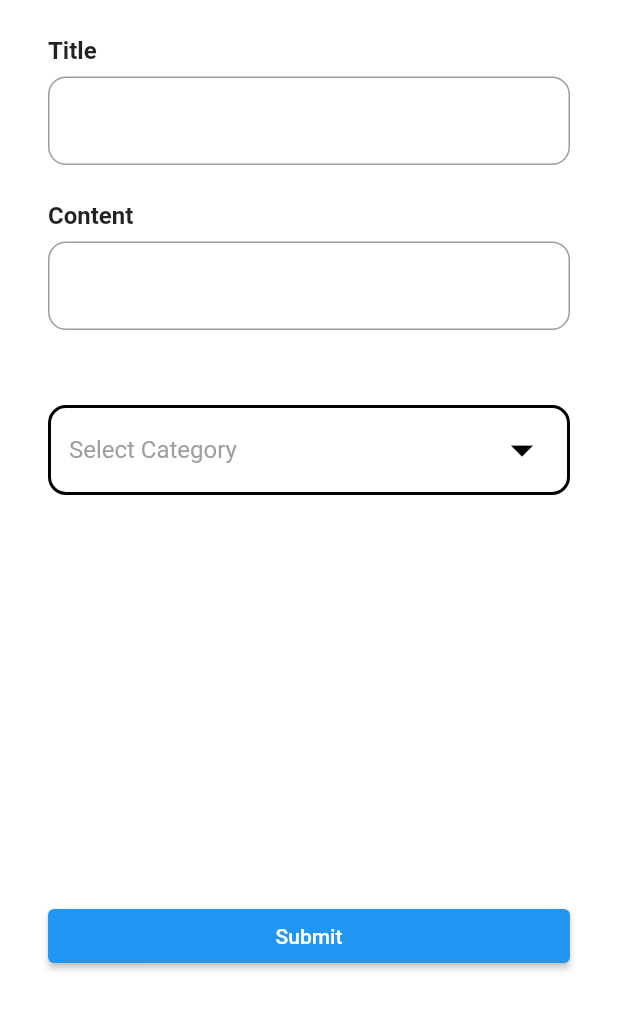
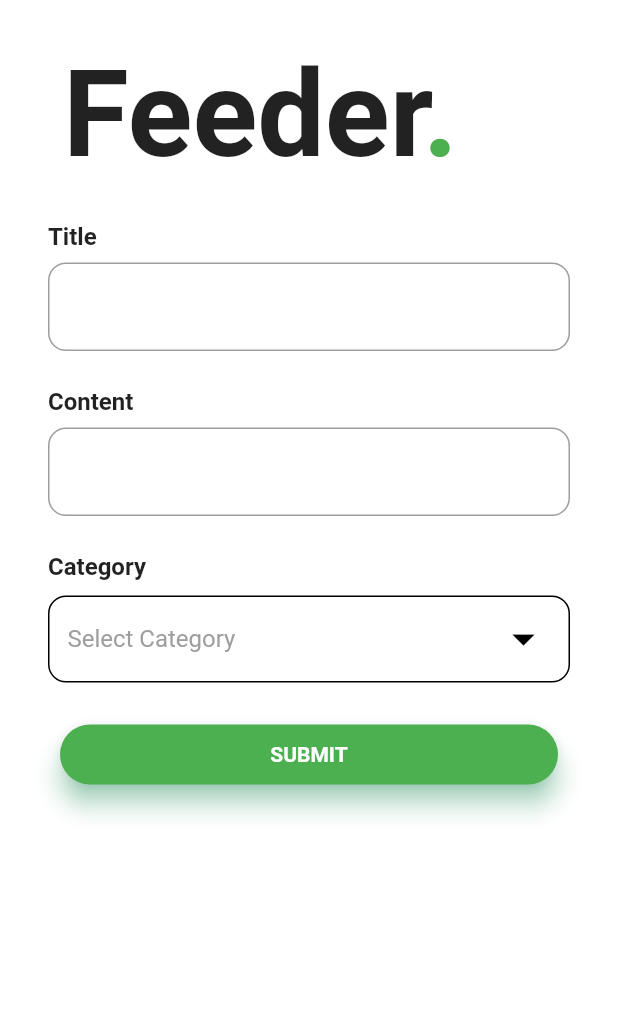
Before and after one commit to betaoverflow/donna, a Flutter app: the FormPage screen opened directly, on a phone screen of 412 x 824 dp. Shown: the top 1010 px of the screen. Run offline on Flutter 3.47's test engine with Material 2 defaults, Android fonts, the phone set to English and light mode, and no system bars; our stand-ins replace animated_theme_switcher, bubble_bottom_bar, cloud_firestore, firebase_auth, firebase_core, flutter_tts; accounts and stored records are empty; network calls fail; Roboto replaces fonts that are missing (Montserrat).

Commit message:
Enhacement: Form UI with logic

```diff
--- a/lib/screens/formPage.dart
+++ b/lib/screens/formPage.dart
@@ -12,7 +12,6 @@ class FormPage extends StatefulWidget {
 }
 
 class _FormPageState extends State<FormPage> {
-
   @override
   Widget build(BuildContext context) {
     final user = Provider.of<UserAuth?>(context);
@@ -24,6 +23,30 @@ class _FormPageState extends State<FormPage> {
           padding: EdgeInsets.symmetric(horizontal: 32),
           physics: BouncingScrollPhysics(),
           children: [
+            Container(
+              child: Stack(
+                children: <Widget>[
+                  Container(
+                    padding: EdgeInsets.fromLTRB(10.0, 30.0, 0.0, 0.0),
+                    child: Text(
+                      'Feeder',
+                      style: TextStyle(
+                          fontSize: 80.0, fontWeight: FontWeight.bold),
+                    ),
+                  ),
+                  Container(
+                    padding: EdgeInsets.fromLTRB(250.0, 30.0, 0.0, 0.0),
+                    child: Text(
+                      '.',
+                      style: TextStyle(
+                          fontSize: 80.0,
+                          fontWeight: FontWeight.bold,
+                          color: Colors.green),
+                    ),
+                  )
+                ],
+              ),
+            ),
             const SizedBox(height: 24),
             TextFieldWidget(
               label: 'Title',
@@ -36,16 +59,41 @@ class _FormPageState extends State<FormPage> {
               text: '',
               onChanged: (name) {},
             ),
-            const SizedBox(height: 50),
+            const SizedBox(height: 24),
+            Text(
+              'Category',
+              style: TextStyle(fontSize: 16, fontWeight: FontWeight.bold),
+            ),
+            const SizedBox(height: 10),
             DropDown(),
-            const SizedBox(height: 270),
-            ElevatedButton(
-                onPressed: () async {
-                  await firestore.updateCommands("food_and_drinks", "Pasta", "I need pasta");
-                },
-                child: Text("Submit")),
+            const SizedBox(height: 20),
+            TextButton(
+              onPressed: () async {
+                await firestore.updateCommands(
+                    "food_and_drinks", "Pasta", "I need pasta");
+              },
+              child: Container(
+                  height: 40.0,
+                  child: Material(
+                    borderRadius: BorderRadius.circular(20.0),
+                    shadowColor: Colors.greenAccent,
+                    color: Colors.green,
+                    elevation: 7.0,
+                    child: GestureDetector(
+                      onTap: () {},
+                      child: Center(
+                        child: Text(
+                          'SUBMIT',
+                          style: TextStyle(
+                              color: Colors.white,
+                              fontWeight: FontWeight.bold,
+                              fontFamily: 'Montserrat'),
+                        ),
+                      ),
+                    ),
+                  )),
+            ),
           ]),
-
     );
   }
 }
--- a/lib/widgets/dropdown.dart
+++ b/lib/widgets/dropdown.dart
@@ -18,7 +18,7 @@ class _DropDownState extends State<DropDown> {
         padding: EdgeInsets.symmetric(horizontal: 12, vertical: 4),
         decoration: BoxDecoration(
           borderRadius: BorderRadius.circular(12),
-          border: Border.all(color: Colors.black, width: 2),
+          border: Border.all(color: Colors.black, width: 1),
         ),
         child: DropdownButtonHideUnderline(
           child: DropdownButton<String>(
@@ -43,7 +43,7 @@ class _DropDownState extends State<DropDown> {
         value: item,
         child: Text(
           item,
-          style: TextStyle(fontWeight: FontWeight.bold, fontSize: 20),
+          style: TextStyle(fontSize: 18),
         ),
       );
 }
```
